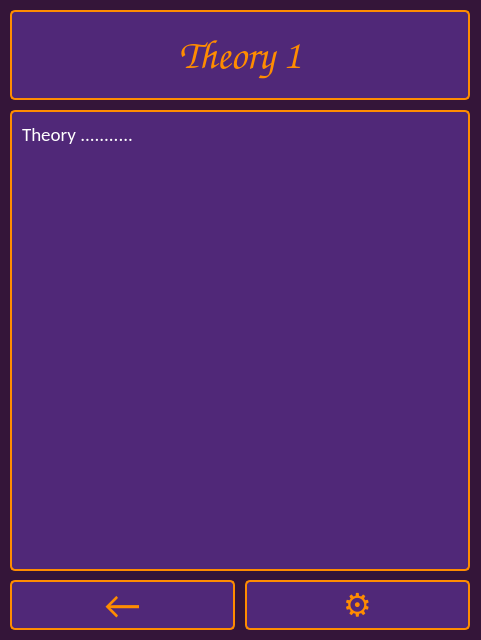
Before: the Qt Designer form Externals/Qt/TheoryWindow.ui in DRBC-Systems/PipinoCosmos, drawn with Qt 5.
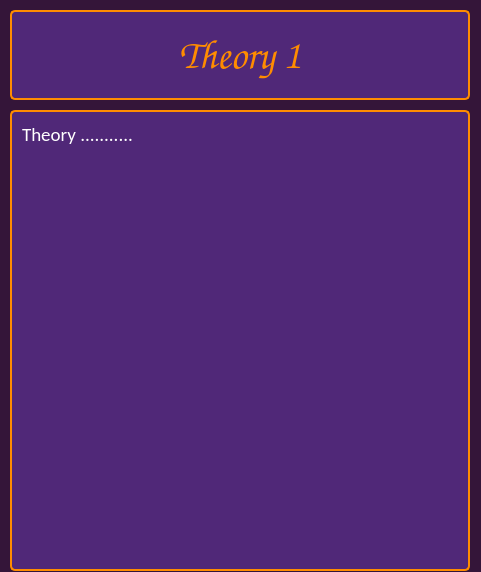
After: the same form once the commit is applied.

Diff of the .ui file:
```diff
--- a/Externals/Qt/TheoryWindow.ui
+++ b/Externals/Qt/TheoryWindow.ui
@@ -7,7 +7,7 @@
     <x>0</x>
     <y>0</y>
     <width>481</width>
-    <height>640</height>
+    <height>572</height>
    </rect>
   </property>
   <property name="windowTitle">
```
Left out of the diff: 4 changed lines with no effect on the pictures.
